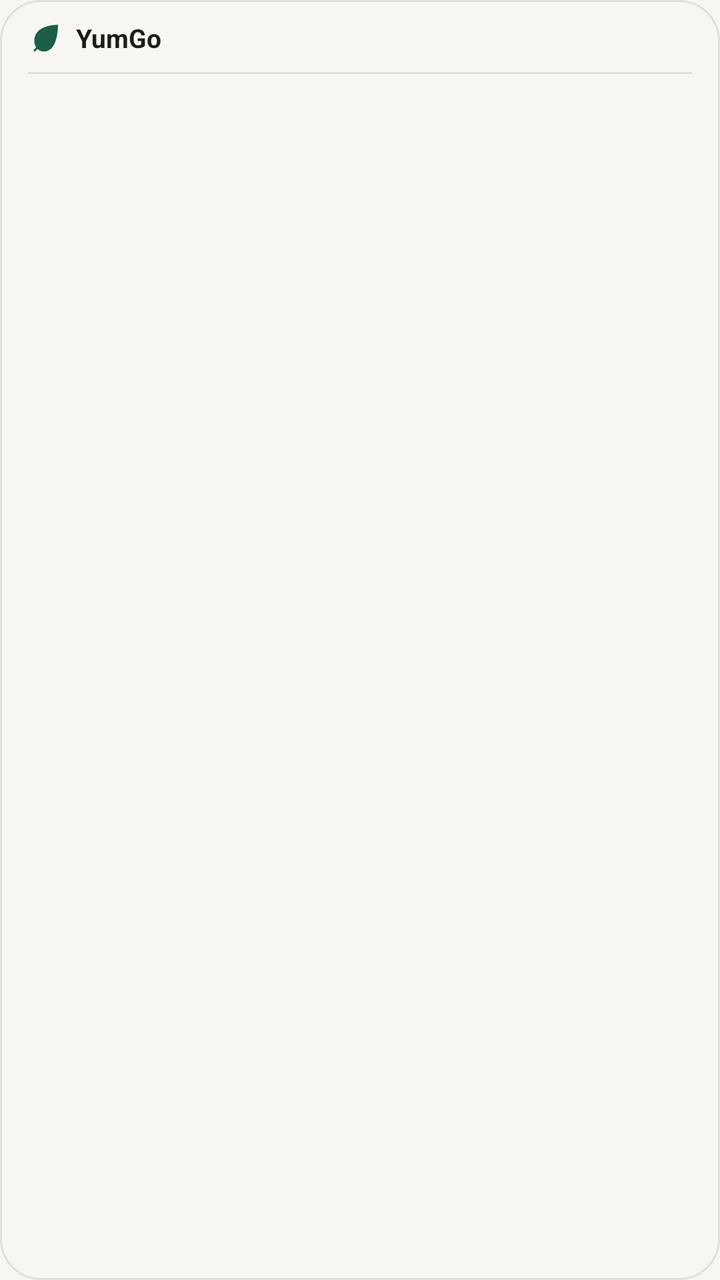
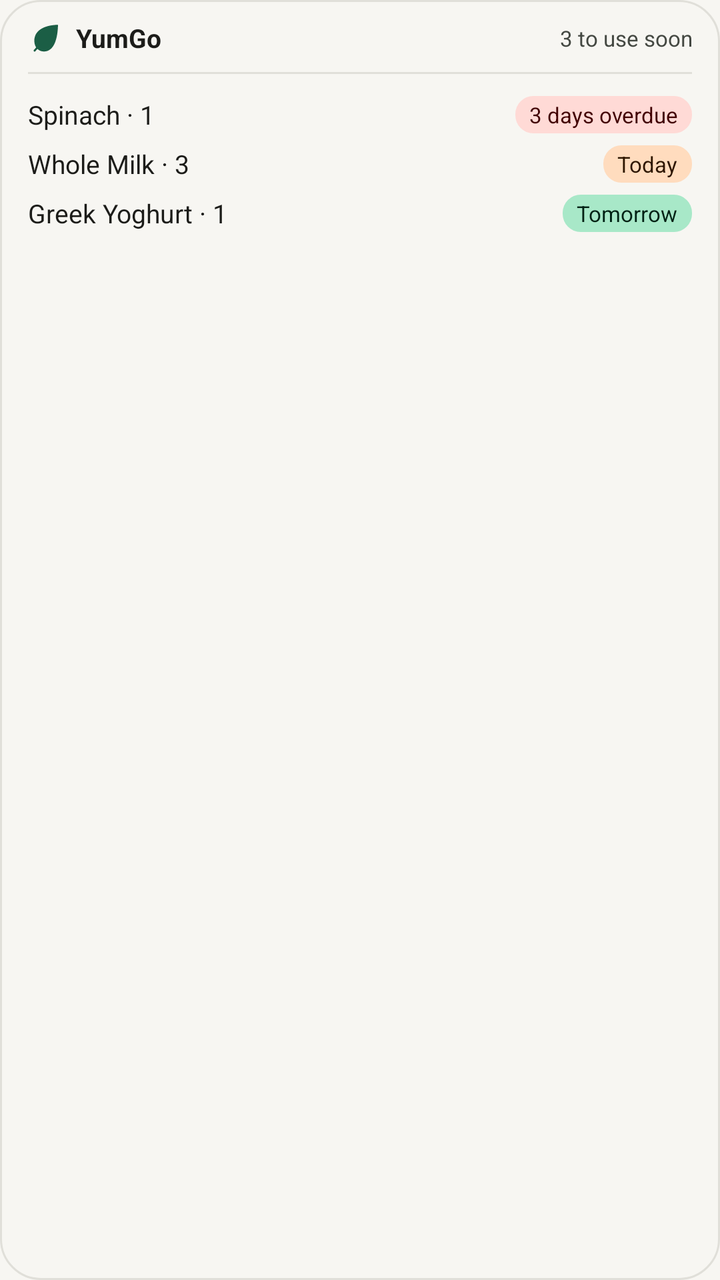

Compare the two renders of this Android layout. The source of the first and the diff that turns it into the second are given below.
<!-- AndroidManifest.xml: application theme Theme.Yumgo -->
<!-- res/layout/fridge_widget.xml -->
<?xml version="1.0" encoding="utf-8"?>
<LinearLayout xmlns:android="http://schemas.android.com/apk/res/android"
    android:id="@+id/fridge_widget_root"
    android:layout_width="match_parent"
    android:layout_height="match_parent"
    android:background="@drawable/fridge_widget_background"
    android:clickable="true"
    android:focusable="true"
    android:orientation="vertical"
    android:paddingStart="14dp"
    android:paddingTop="10dp"
    android:paddingEnd="14dp"
    android:paddingBottom="10dp">

    <LinearLayout
        android:layout_width="match_parent"
        android:layout_height="wrap_content"
        android:gravity="center_vertical"
        android:orientation="horizontal">

        <ImageView
            android:id="@+id/widget_icon"
            android:layout_width="18dp"
            android:layout_height="18dp"
            android:contentDescription="@string/widget_open"
            android:src="@drawable/fridge_widget_icon" />

        <TextView
            android:id="@+id/widget_title"
            android:layout_width="wrap_content"
            android:layout_height="wrap_content"
            android:layout_marginStart="6dp"
            android:ellipsize="end"
            android:maxLines="1"
            android:text="@string/widget_title"
            android:textColor="#1C1C19"
            android:textSize="13sp"
            android:textStyle="bold" />

        <TextView
            android:id="@+id/widget_summary"
            android:layout_width="0dp"
            android:layout_height="wrap_content"
            android:layout_marginStart="8dp"
            android:layout_weight="1"
            android:ellipsize="end"
            android:gravity="end"
            android:maxLines="1"
            android:textColor="#444842"
            android:textSize="11sp" />
    </LinearLayout>

    <View
        android:id="@+id/widget_divider"
        android:layout_width="match_parent"
        android:layout_height="1dp"
        android:layout_marginTop="8dp"
        android:layout_marginBottom="8dp"
        android:background="@drawable/fridge_widget_divider" />

    <LinearLayout
        android:id="@+id/widget_columns"
        android:layout_width="match_parent"
        android:layout_height="0dp"
        android:layout_weight="1"
        android:baselineAligned="false"
        android:orientation="horizontal">

        <LinearLayout
            android:id="@+id/widget_column_start"
            android:layout_width="0dp"
            android:layout_height="match_parent"
            android:layout_weight="1"
            android:orientation="vertical" />

        <LinearLayout
            android:id="@+id/widget_column_end"
            android:layout_width="0dp"
            android:layout_height="match_parent"
            android:layout_marginStart="12dp"
            android:layout_weight="1"
            android:orientation="vertical"
            android:visibility="gone" />
    </LinearLayout>

    <TextView
        android:id="@+id/widget_message"
        android:layout_width="match_parent"
        android:layout_height="0dp"
        android:layout_weight="1"
        android:ellipsize="end"
        android:gravity="center_vertical"
        android:maxLines="3"
        android:textColor="#444842"
        android:textSize="12sp"
        android:visibility="gone" />

    <TextView
        android:id="@+id/widget_more"
        android:layout_width="match_parent"
        android:layout_height="wrap_content"
        android:layout_marginTop="4dp"
        android:ellipsize="end"
        android:maxLines="1"
        android:textColor="#444842"
        android:textSize="11sp"
        android:visibility="gone" />
</LinearLayout>
<!-- resources referenced by this layout -->
<resources>
  <!-- drawable fridge_widget_background (drawable) -->
  <?xml version="1.0" encoding="utf-8"?>
  <shape xmlns:android="http://schemas.android.com/apk/res/android"
      android:shape="rectangle">
      <solid android:color="#F7F6F2" />
      <stroke
          android:width="1dp"
          android:color="#E0DFD9" />
      <corners android:radius="20dp" />
  </shape>
  <!-- drawable fridge_widget_divider (drawable) -->
  <?xml version="1.0" encoding="utf-8"?>
  <shape xmlns:android="http://schemas.android.com/apk/res/android"
      android:shape="rectangle">
      <solid android:color="#E0DFD9" />
  </shape>
  <!-- drawable fridge_widget_icon (drawable) -->
  <?xml version="1.0" encoding="utf-8"?>
  <vector xmlns:android="http://schemas.android.com/apk/res/android"
      android:width="24dp"
      android:height="24dp"
      android:viewportWidth="24"
      android:viewportHeight="24">
      <path
          android:fillColor="#1B5E45"
          android:pathData="M20,3.2 C10.4,3.4 4.2,7.2 4.2,13.8 C4.2,18.4 7.2,21 10.6,21 C17.4,21 19.8,12.4 20,3.2 Z" />
      <path
          android:fillColor="#00000000"
          android:pathData="M4.4,20.4 C8.6,15.4 13.4,11 18.8,7.6"
          android:strokeColor="#1B5E45"
          android:strokeLineCap="round"
          android:strokeWidth="1.3" />
  </vector>
  <string name="widget_open">Open YumGo</string>
  <string name="widget_title">YumGo</string>
  <style name="Theme.Yumgo" parent="android:Theme.Material.Light.NoActionBar">
          <item name="android:windowBackground">#FFF7F6F2</item>
      </style>
</resources>

<!-- the commit's change to res/layout/fridge_widget.xml (unified diff, before → after) -->
@@ -46,17 +46,21 @@
             android:ellipsize="end"
             android:gravity="end"
             android:maxLines="1"
+            android:text="@string/widget_preview_summary"
             android:textColor="#444842"
             android:textSize="11sp" />
     </LinearLayout>
 
-    <View
+    
+    <TextView
         android:id="@+id/widget_divider"
         android:layout_width="match_parent"
         android:layout_height="1dp"
         android:layout_marginTop="8dp"
         android:layout_marginBottom="8dp"
-        android:background="@drawable/fridge_widget_divider" />
+        android:background="@drawable/fridge_widget_divider"
+        android:importantForAccessibility="no"
+        android:text="" />
 
     <LinearLayout
         android:id="@+id/widget_columns"
@@ -66,12 +70,116 @@
         android:baselineAligned="false"
         android:orientation="horizontal">
 
+        
         <LinearLayout
             android:id="@+id/widget_column_start"
             android:layout_width="0dp"
             android:layout_height="match_parent"
             android:layout_weight="1"
-            android:orientation="vertical" />
+            android:orientation="vertical">
+
+            <LinearLayout
+                android:layout_width="match_parent"
+                android:layout_height="wrap_content"
+                android:gravity="center_vertical"
+                android:orientation="horizontal"
+                android:paddingTop="3dp"
+                android:paddingBottom="3dp">
+
+                <TextView
+                    android:layout_width="0dp"
+                    android:layout_height="wrap_content"
+                    android:layout_weight="1"
+                    android:ellipsize="end"
+                    android:maxLines="1"
+                    android:text="@string/widget_preview_row_one"
+                    android:textColor="#1C1C19"
+                    android:textSize="13sp" />
+
+                <TextView
+                    android:layout_width="wrap_content"
+                    android:layout_height="wrap_content"
+                    android:layout_marginStart="8dp"
+                    android:background="@drawable/fridge_widget_badge_overdue"
+                    android:ellipsize="end"
+                    android:maxLines="1"
+                    android:paddingStart="7dp"
+                    android:paddingTop="2dp"
+                    android:paddingEnd="7dp"
+                    android:paddingBottom="2dp"
+                    android:text="@string/widget_preview_badge_one"
+                    android:textColor="#410002"
+                    android:textSize="11sp" />
+            </LinearLayout>
+
+            <LinearLayout
+                android:layout_width="match_parent"
+                android:layout_height="wrap_content"
+                android:gravity="center_vertical"
+                android:orientation="horizontal"
+                android:paddingTop="3dp"
+                android:paddingBottom="3dp">
+
+                <TextView
+                    android:layout_width="0dp"
+                    android:layout_height="wrap_content"
+                    android:layout_weight="1"
+                    android:ellipsize="end"
+                    android:maxLines="1"
+                    android:text="@string/widget_preview_row_two"
+                    android:textColor="#1C1C19"
+                    android:textSize="13sp" />
+
+                <TextView
+                    android:layout_width="wrap_content"
+                    android:layout_height="wrap_content"
+                    android:layout_marginStart="8dp"
+                    android:background="@drawable/fridge_widget_badge_soon"
+                    android:ellipsize="end"
+                    android:maxLines="1"
+                    android:paddingStart="7dp"
+                    android:paddingTop="2dp"
+                    android:paddingEnd="7dp"
+                    android:paddingBottom="2dp"
+                    android:text="@string/widget_preview_badge_two"
+                    android:textColor="#2D1600"
+                    android:textSize="11sp" />
+            </LinearLayout>
+
+            <LinearLayout
+                android:layout_width="match_parent"
+                android:layout_height="wrap_content"
+                android:gravity="center_vertical"
+                android:orientation="horizontal"
+                android:paddingTop="3dp"
+                android:paddingBottom="3dp">
+
+                <TextView
+                    android:layout_width="0dp"
+                    android:layout_height="wrap_content"
+                    android:layout_weight="1"
+                    android:ellipsize="end"
+                    android:maxLines="1"
+                    android:text="@string/widget_preview_row_three"
+                    android:textColor="#1C1C19"
+                    android:textSize="13sp" />
+
+                <TextView
+                    android:layout_width="wrap_content"
+                    android:layout_height="wrap_content"
+                    android:layout_marginStart="8dp"
+                    android:background="@drawable/fridge_widget_badge_upcoming"
+                    android:ellipsize="end"
+                    android:maxLines="1"
+                    android:paddingStart="7dp"
+                    android:paddingTop="2dp"
+                    android:paddingEnd="7dp"
+                    android:paddingBottom="2dp"
+                    android:text="@string/widget_preview_badge_three"
+                    android:textColor="#002114"
+                    android:textSize="11sp" />
+            </LinearLayout>
+        </LinearLayout>
 
         <LinearLayout
             android:id="@+id/widget_column_end"
<!-- resource entries referenced after the edit -->
@@ -9,6 +9,27 @@
           android:width="1dp"
           android:color="#E0DFD9" />
       <corners android:radius="20dp" />
+  </shape>
+  <!-- drawable fridge_widget_badge_overdue (drawable) -->
+  <?xml version="1.0" encoding="utf-8"?>
+  <shape xmlns:android="http://schemas.android.com/apk/res/android"
+      android:shape="rectangle">
+      <solid android:color="#FFDAD6" />
+      <corners android:radius="9dp" />
+  </shape>
+  <!-- drawable fridge_widget_badge_soon (drawable) -->
+  <?xml version="1.0" encoding="utf-8"?>
+  <shape xmlns:android="http://schemas.android.com/apk/res/android"
+      android:shape="rectangle">
+      <solid android:color="#FFDCBE" />
+      <corners android:radius="9dp" />
+  </shape>
+  <!-- drawable fridge_widget_badge_upcoming (drawable) -->
+  <?xml version="1.0" encoding="utf-8"?>
+  <shape xmlns:android="http://schemas.android.com/apk/res/android"
+      android:shape="rectangle">
+      <solid android:color="#A8E8C8" />
+      <corners android:radius="9dp" />
   </shape>
   <!-- drawable fridge_widget_divider (drawable) -->
   <?xml version="1.0" encoding="utf-8"?>
@@ -34,6 +55,13 @@
           android:strokeWidth="1.3" />
   </vector>
   <string name="widget_open">Open YumGo</string>
+  <string name="widget_preview_badge_one">3 days overdue</string>
+  <string name="widget_preview_badge_three">Tomorrow</string>
+  <string name="widget_preview_badge_two">Today</string>
+  <string name="widget_preview_row_one">Spinach · 1</string>
+  <string name="widget_preview_row_three">Greek Yoghurt · 1</string>
+  <string name="widget_preview_row_two">Whole Milk · 3</string>
+  <string name="widget_preview_summary">3 to use soon</string>
   <string name="widget_title">YumGo</string>
   <style name="Theme.Yumgo" parent="android:Theme.Material.Light.NoActionBar">
           <item name="android:windowBackground">#FFF7F6F2</item>
